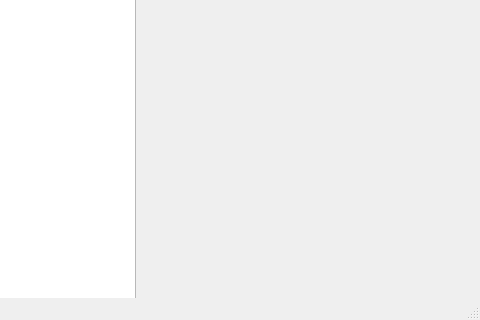
Qt form mainwindow.ui (lomsansnom/IHM_OFELI) before a commit; both pictures show x 225 to 705 and y 191 to 511 of the 705 by 511 pixel window.
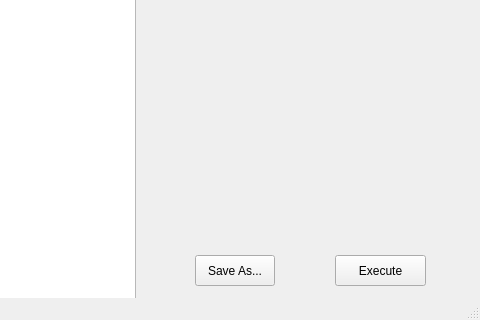
The same form after that commit.

Commit message: The user can now select the folder of the executable, give the name of the executable, give the path to the .dat file and execute the program Add a new window to display the result

What changed in the file:
```diff
--- a/mainwindow.ui
+++ b/mainwindow.ui
@@ -30,7 +30,7 @@
       <x>360</x>
       <y>30</y>
       <width>341</width>
-      <height>421</height>
+      <height>381</height>
      </rect>
     </property>
     <layout class="QVBoxLayout" name="verticalLayout"/>
@@ -48,6 +48,32 @@
      <string/>
     </property>
    </widget>
+   <widget class="QPushButton" name="buttonSave">
+    <property name="geometry">
+     <rect>
+      <x>420</x>
+      <y>410</y>
+      <width>80</width>
+      <height>31</height>
+     </rect>
+    </property>
+    <property name="text">
+     <string>Save As...</string>
+    </property>
+   </widget>
+   <widget class="QPushButton" name="buttonExec">
+    <property name="geometry">
+     <rect>
+      <x>560</x>
+      <y>410</y>
+      <width>91</width>
+      <height>31</height>
+     </rect>
+    </property>
+    <property name="text">
+     <string>Execute</string>
+    </property>
+   </widget>
   </widget>
   <widget class="QMenuBar" name="menuBar">
    <property name="geometry">
```
The commit also changes 12 other files.
